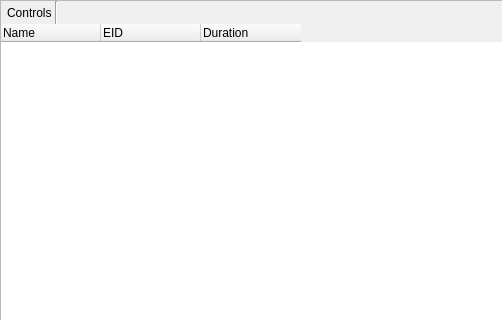
First picture: the form in qrenderdoc/Windows/EventBrowser.ui, repository baldurk/renderdoc, before the edit; both pictures show x 0 to 502 and y 0 to 320 of the 662 by 590 pixel window.
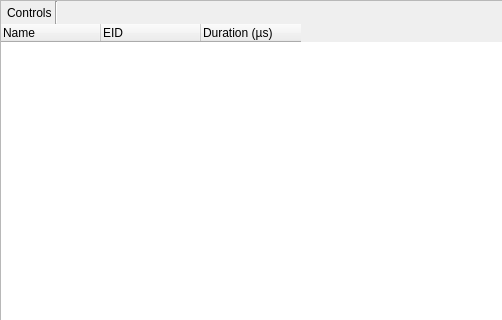
Second picture: the form after the edit. Icons and pictures are not drawn.

Commit message: Implement event browser time drawcalls button

Patch:
```diff
--- a/qrenderdoc/Windows/EventBrowser.ui
+++ b/qrenderdoc/Windows/EventBrowser.ui
@@ -194,7 +194,7 @@
      </column>
      <column>
       <property name="text">
-       <string>Duration</string>
+       <string>Duration (µs)</string>
       </property>
      </column>
     </widget>
```
Left out of the diff: 10 changed lines with no effect on the pictures. The commit also changes 2 other files.
